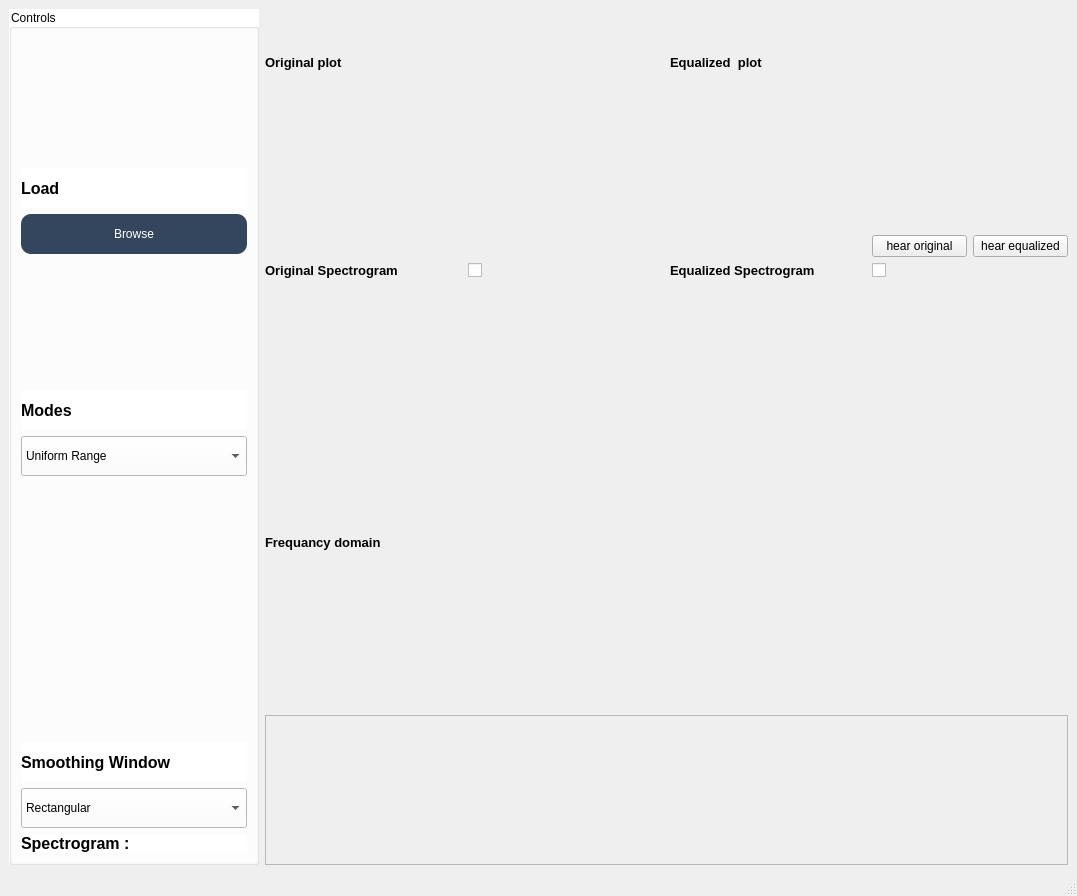
The window that task3.ui (malaknasser812/SBME_DSP_Signal-Equalizer) describes before a commit, drawn with Qt 5.
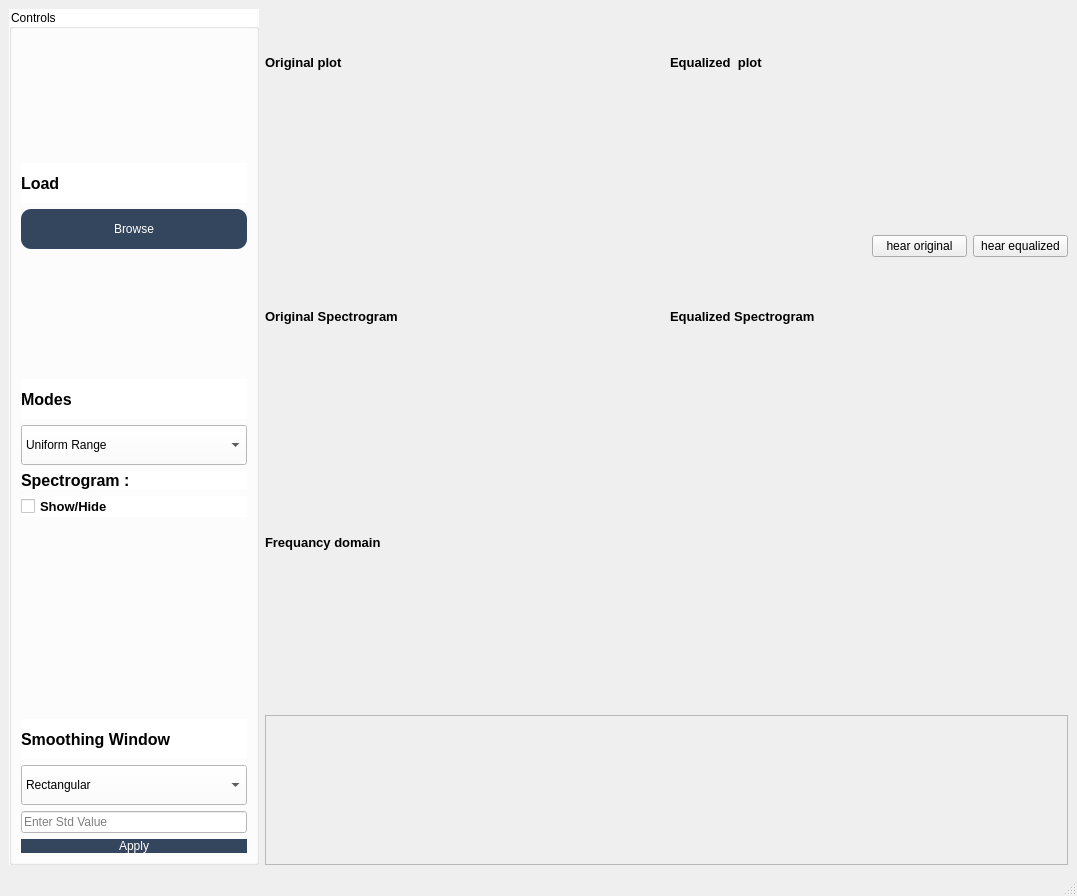
The same window after the commit. Icons and pictures are not drawn. Custom widgets are drawn as their Qt base class.

Commit message: ui/slider list and make it in the middle

Diff of the .ui file:
```diff
--- a/task3.ui
+++ b/task3.ui
@@ -42,6 +42,30 @@
          <string>Controls </string>
         </property>
         <layout class="QGridLayout" name="gridLayout_3">
+         <item row="1" column="0">
+          <widget class="QPushButton" name="apply_btn">
+           <property name="styleSheet">
+            <string notr="true">QPushButton {
+background :#34455e;
+border-radius: 10px;
+color: white;
+}
+
+QPushButton:hover {
+    background-color: white;
+    border: 2px solid #475c7a; 
+    cursor: pointer; 
+
+border-radius: 10px ; 
+color:#34455e;
+}
+</string>
+           </property>
+           <property name="text">
+            <string>Apply</string>
+           </property>
+          </widget>
+         </item>
          <item row="0" column="0">
           <layout class="QGridLayout" name="gridLayout_2">
            <item row="2" column="0">
@@ -63,6 +87,7 @@
                <property name="font">
                 <font>
                  <pointsize>12</pointsize>
+                 <weight>75</weight>
                  <bold>true</bold>
                 </font>
                </property>
@@ -112,17 +137,10 @@
              </item>
             </layout>
            </item>
-           <item row="5" column="0">
-            <widget class="QLabel" name="label_9">
-             <property name="font">
-              <font>
-               <pointsize>12</pointsize>
-               <weight>75</weight>
-               <bold>true</bold>
-              </font>
-             </property>
-             <property name="text">
-              <string>Spectrogram :</string>
+           <item row="3" column="0">
+            <widget class="QLineEdit" name="lineEdit_2">
+             <property name="placeholderText">
+              <string>Enter Std Value</string>
              </property>
             </widget>
            </item>
@@ -158,6 +176,7 @@
                <property name="font">
                 <font>
                  <pointsize>12</pointsize>
+                 <weight>75</weight>
                  <bold>true</bold>
                 </font>
                </property>
@@ -236,6 +255,7 @@
                <property name="font">
                 <font>
                  <pointsize>12</pointsize>
+                 <weight>75</weight>
                  <bold>true</bold>
                 </font>
                </property>
@@ -286,6 +306,34 @@
                </item>
               </widget>
              </item>
+             <item>
+              <widget class="QLabel" name="label_10">
+               <property name="font">
+                <font>
+                 <pointsize>12</pointsize>
+                 <weight>75</weight>
+                 <bold>true</bold>
+                </font>
+               </property>
+               <property name="text">
+                <string>Spectrogram :</string>
+               </property>
+              </widget>
+             </item>
+             <item>
+              <widget class="QCheckBox" name="checkBox_2">
+               <property name="font">
+                <font>
+                 <pointsize>10</pointsize>
+                 <weight>75</weight>
+                 <bold>true</bold>
+                </font>
+               </property>
+               <property name="text">
+                <string>Show/Hide</string>
+               </property>
+              </widget>
+             </item>
              <item>
               <spacer name="verticalSpacer_2">
                <property name="orientation">
@@ -294,7 +342,7 @@
                <property name="sizeHint" stdset="0">
                 <size>
                  <width>20</width>
-                 <height>40</height>
+                 <height>20</height>
                 </size>
                </property>
               </spacer>
@@ -461,6 +509,7 @@
                 <property name="font">
                  <font>
                   <pointsize>10</pointsize>
+                  <weight>75</weight>
                   <bold>true</bold>
                  </font>
                 </property>
@@ -469,13 +518,6 @@
                 </property>
                </widget>
               </item>
-              <item>
-               <widget class="QCheckBox" name="checkBox_2">
-                <property name="text">
-                 <string/>
-                </property>
-               </widget>
-              </item>
              </layout>
             </item>
             <item>
@@ -492,6 +534,7 @@
                 <property name="font">
                  <font>
                   <pointsize>10</pointsize>
+                  <weight>75</weight>
                   <bold>true</bold>
                  </font>
                 </property>
@@ -500,13 +543,6 @@
                 </property>
                </widget>
               </item>
-              <item>
-               <widget class="QCheckBox" name="checkBox">
-                <property name="text">
-                 <string/>
-                </property>
-               </widget>
-              </item>
              </layout>
             </item>
             <item>
```
Left out of the diff: 11 changed lines with no effect on the pictures. The commit also changes 1 other file.
